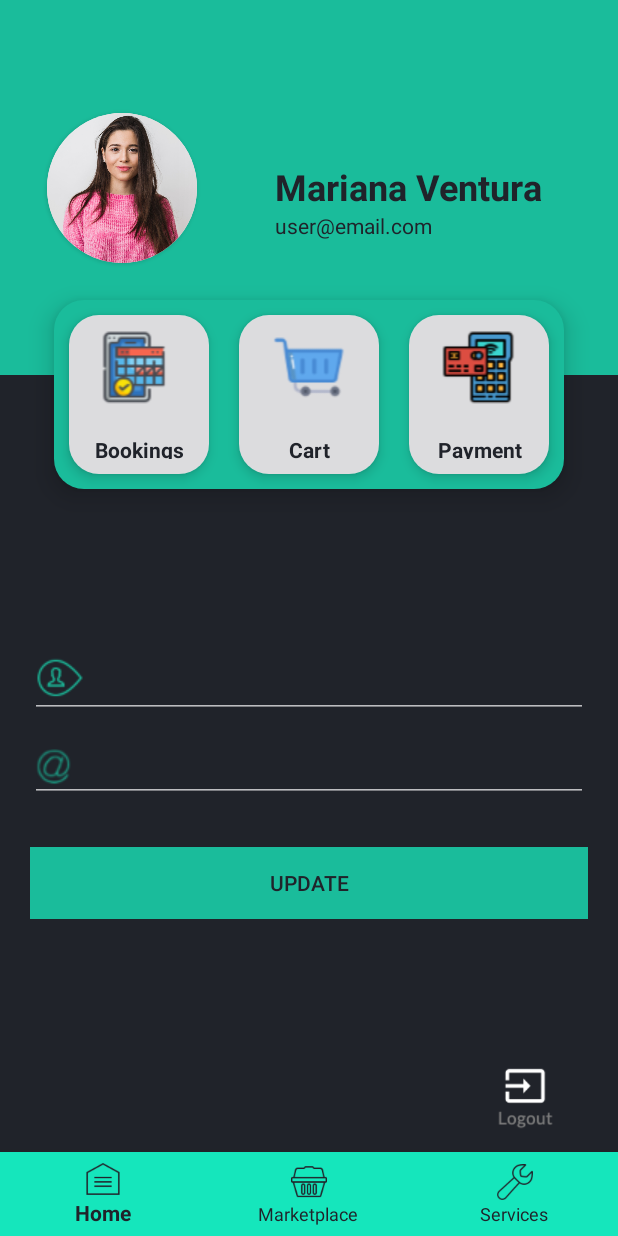
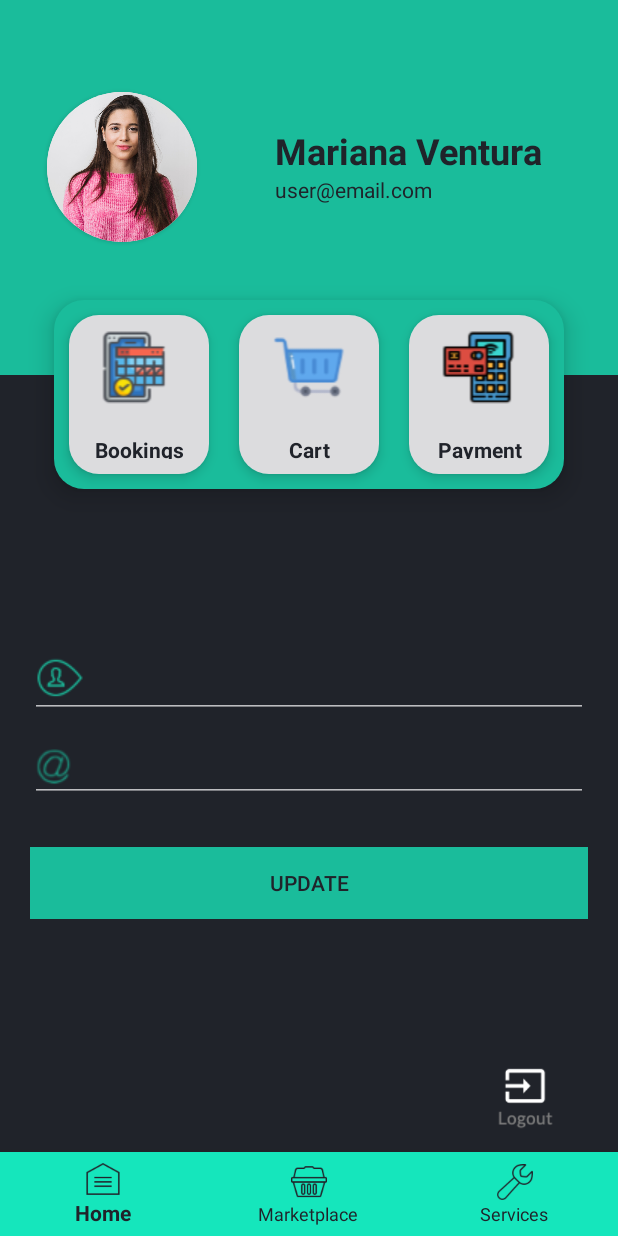
Before and after one commit to JGodinho111/Taskill, an Android app: the ProfileFragment screen opened through its navigation route, on a phone screen of 412 x 824 dp. Run offline under Robolectric (Android 15) with nearby library versions, the phone set to English and light mode, and no system bars; our stand-ins replace Firebase (no records; nobody signed in at launch, a user with empty details on screens opened directly), navigation-ui.

Commit message:
More fixes

```diff
--- a/app/src/main/java/com/example/taskill/ui/ProfileFragment.java
+++ b/app/src/main/java/com/example/taskill/ui/ProfileFragment.java
@@ -156,7 +156,7 @@ public class ProfileFragment extends Fragment {
                 @Override
                 public void onClick(View view) {
                     Intent intent= new Intent(getActivity(), UserBookingsActivity.class);
-                    //intent.putExtra("userId", currentUserId);
+                    intent.putExtra("userId", currentUserId);
                     startActivity(intent);
                 }
             });
--- a/app/src/main/res/layout/fragment_profile.xml
+++ b/app/src/main/res/layout/fragment_profile.xml
@@ -25,14 +25,14 @@
             android:layout_width="wrap_content"
             android:layout_height="wrap_content"
             android:layout_marginStart="52dp"
-            android:layout_marginTop="108dp"
+            android:layout_marginTop="84dp"
             android:layout_marginEnd="52dp"
             android:text="Mariana Ventura"
             android:textColor="@color/taskill_secondary_color"
             android:textSize="24sp"
             android:textStyle="bold"
             app:layout_constraintEnd_toEndOf="parent"
-            app:layout_constraintHorizontal_bias="0.333"
+            app:layout_constraintHorizontal_bias="0.0"
             app:layout_constraintStart_toEndOf="@+id/cardView"
             app:layout_constraintTop_toTopOf="parent" />
 
@@ -56,7 +56,8 @@
             app:layout_constraintEnd_toEndOf="parent"
             app:layout_constraintHorizontal_bias="0.1"
             app:layout_constraintStart_toStartOf="parent"
-            app:layout_constraintTop_toTopOf="parent">
+            app:layout_constraintTop_toTopOf="parent"
+            app:layout_constraintVertical_bias="0.41000003">
 
             <ImageView
                 android:id="@+id/roundedImageView"
```
